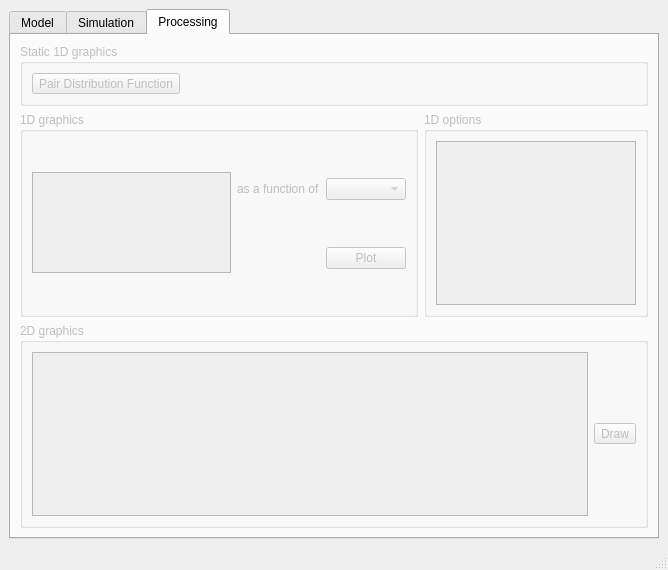
Old version of the form moldyn/ui/qt/mainwindow.ui in the repository open-moldyn/moldyn.
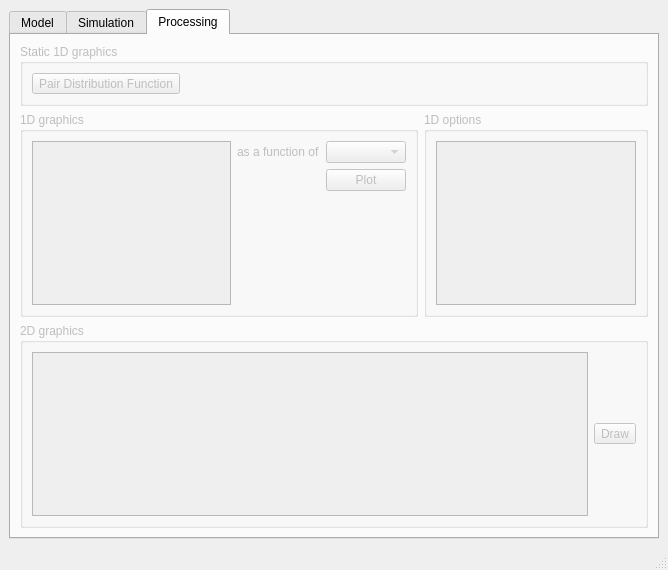
New version of the form. The open tabs and pages were chosen to show the change.

The edit to the form file:
```diff
--- a/moldyn/ui/qt/mainwindow.ui
+++ b/moldyn/ui/qt/mainwindow.ui
@@ -186,35 +186,6 @@
         <string>Processing</string>
        </attribute>
        <layout class="QGridLayout" name="gridLayout_5">
-        <item row="1" column="0">
-         <widget class="QGroupBox" name="groupBox1d">
-          <property name="title">
-           <string>1D graphics</string>
-          </property>
-          <layout class="QGridLayout" name="gridLayout">
-           <item row="0" column="1">
-            <widget class="QLabel" name="label">
-             <property name="text">
-              <string>as a function of</string>
-             </property>
-            </widget>
-           </item>
-           <item row="0" column="2">
-            <widget class="QComboBox" name="lineComboW"/>
-           </item>
-           <item row="1" column="2">
-            <widget class="QPushButton" name="pushButton">
-             <property name="text">
-              <string>Plot</string>
-             </property>
-            </widget>
-           </item>
-           <item row="0" column="0" rowspan="2">
-            <widget class="QListWidget" name="lineListW"/>
-           </item>
-          </layout>
-         </widget>
-        </item>
         <item row="1" column="1">
          <widget class="QGroupBox" name="groupBox_2">
           <property name="title">
@@ -262,6 +233,39 @@
           </layout>
          </widget>
         </item>
+        <item row="1" column="0">
+         <widget class="QGroupBox" name="groupBox1d">
+          <property name="title">
+           <string>1D graphics</string>
+          </property>
+          <layout class="QGridLayout" name="gridLayout">
+           <item row="0" column="0" rowspan="2">
+            <widget class="QListWidget" name="lineListW"/>
+           </item>
+           <item row="0" column="1">
+            <layout class="QFormLayout" name="formLayout_3">
+             <item row="0" column="0">
+              <widget class="QLabel" name="asAFunctionOfLabel">
+               <property name="text">
+                <string>as a function of</string>
+               </property>
+              </widget>
+             </item>
+             <item row="0" column="1">
+              <widget class="QComboBox" name="lineComboW"/>
+             </item>
+             <item row="1" column="1">
+              <widget class="QPushButton" name="plotB">
+               <property name="text">
+                <string>Plot</string>
+               </property>
+              </widget>
+             </item>
+            </layout>
+           </item>
+          </layout>
+         </widget>
+        </item>
        </layout>
       </widget>
      </widget>
```
